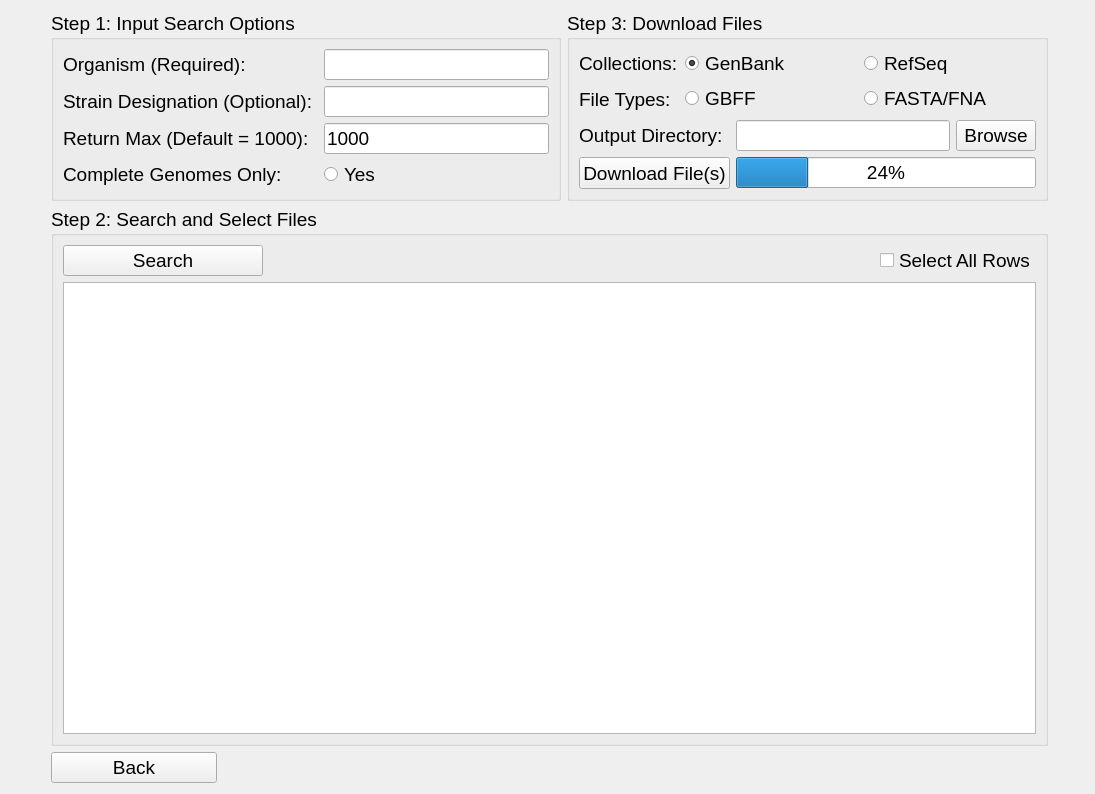
The window that ncbi.ui (TrinhLab/CASPERapp) describes before a commit, drawn with Qt 5.
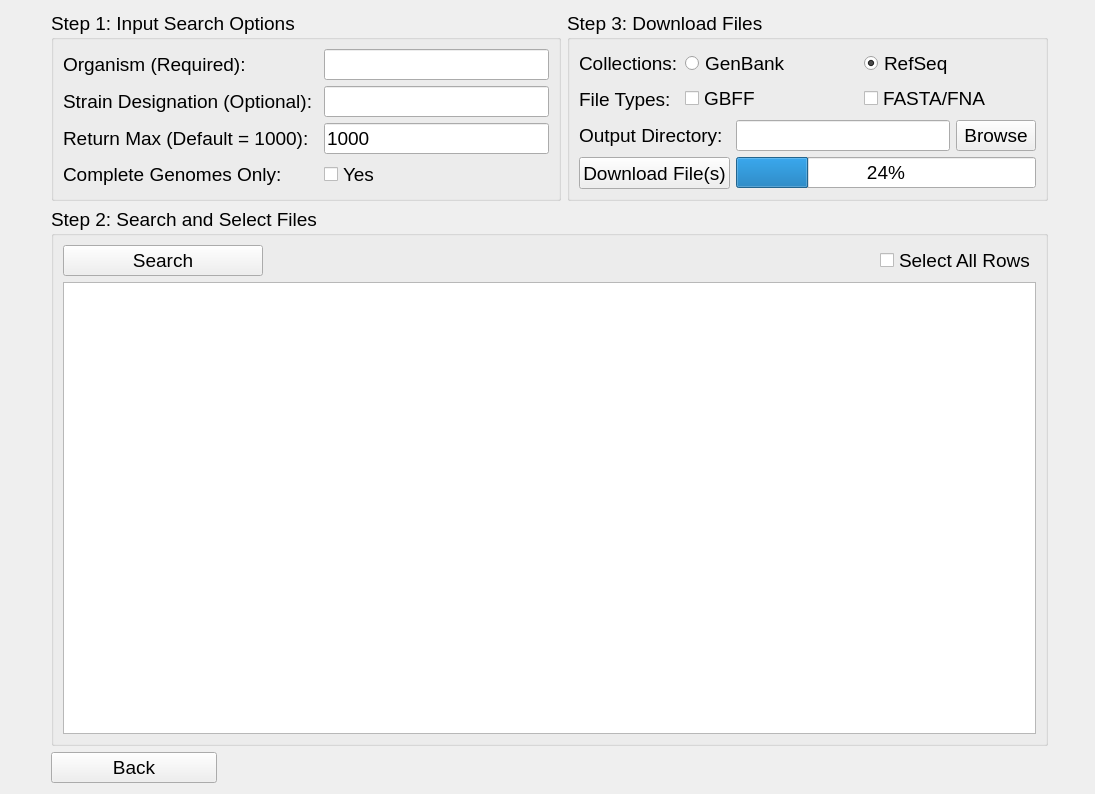
The same window after the commit.

Commit message: adding radio buttons to ncbi

Patch:
```diff
--- a/ncbi.ui
+++ b/ncbi.ui
@@ -180,7 +180,7 @@
          </widget>
         </item>
         <item row="3" column="1">
-         <widget class="QRadioButton" name="yes_box">
+         <widget class="QCheckBox" name="yes_box">
           <property name="text">
            <string>Yes</string>
           </property>
@@ -374,17 +374,14 @@
         <item row="1" column="1" rowspan="2" colspan="2">
          <layout class="QHBoxLayout" name="horizontalLayout">
           <item>
-           <widget class="QRadioButton" name="gbff_checkbox">
+           <widget class="QCheckBox" name="gbff_checkbox">
             <property name="text">
              <string>GBFF</string>
             </property>
-            <property name="checked">
-             <bool>true</bool>
-            </property>
            </widget>
           </item>
           <item>
-           <widget class="QRadioButton" name="fna_checkbox">
+           <widget class="QCheckBox" name="fna_checkbox">
             <property name="text">
              <string>FASTA/FNA</string>
             </property>
@@ -400,7 +397,7 @@
              <string>GenBank</string>
             </property>
             <property name="checked">
-             <bool>true</bool>
+             <bool>false</bool>
             </property>
            </widget>
           </item>
@@ -409,6 +406,9 @@
             <property name="text">
              <string>RefSeq</string>
             </property>
+            <property name="checked">
+             <bool>true</bool>
+            </property>
            </widget>
           </item>
          </layout>
```
Left out of the diff: 7 changed lines with no effect on the pictures. The commit also changes 1 other file.
